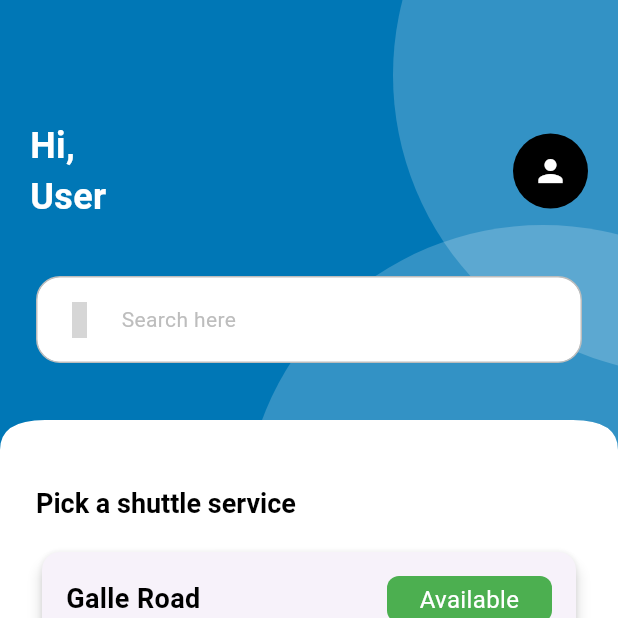
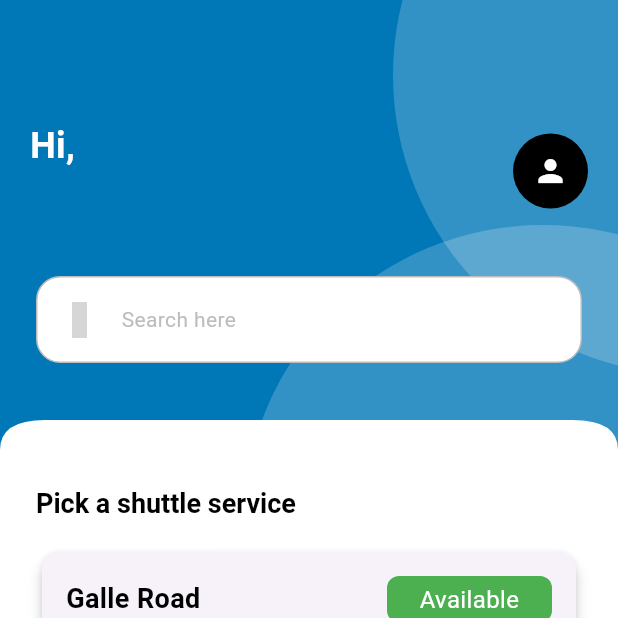
Before and after one commit to ChavinduRansara/Shuttle-app, a Flutter app: the HomeScreen screen opened directly, on a phone screen of 412 x 824 dp, the top half of it. Run offline on Flutter 3.47's test engine with Material 3 defaults, Android fonts, the phone set to English and light mode, and no system bars; our stand-ins replace cloud_firestore, connectivity_plus, firebase_auth, firebase_core, flutter_map, flutter_native_splash and 8 more; missing offline and left inert: dart:ffi; accounts and stored records are empty; Roboto replaces fonts that are missing (Poppins); grey boxes are pictures that could not be loaded.

Commit message:
implement edit user data features

```diff
--- a/lib/commons/widgets/header_discription.dart
+++ b/lib/commons/widgets/header_discription.dart
@@ -1,4 +1,8 @@
+
 import 'package:flutter/material.dart';
+import 'package:get/get.dart';
+import 'package:get/get_state_manager/get_state_manager.dart';
+import 'package:shuttle_app/features/personalization/controllers/user_controller.dart';
 
 class CustomHeaderDiscription extends StatelessWidget {
   const CustomHeaderDiscription({
@@ -7,15 +11,16 @@ class CustomHeaderDiscription extends StatelessWidget {
 
   @override
   Widget build(BuildContext context) {
-    return const Padding(
-      padding: EdgeInsets.only(top: 80,left: 20,right: 20,bottom: 20),
+    final controller = Get.put(UserController());
+    return  Padding(
+      padding: const EdgeInsets.only(top: 80,left: 20,right: 20,bottom: 20),
       child: Row(
         mainAxisAlignment: MainAxisAlignment.spaceBetween,
         children: [
           Column(
             crossAxisAlignment: CrossAxisAlignment.start,
             children: [
-              Text(
+              const Text(
                 'Hi,',
                 style: TextStyle(
                   color: Colors.white,
@@ -23,18 +28,19 @@ class CustomHeaderDiscription extends StatelessWidget {
                   fontWeight: FontWeight.bold,
                 ),
               ),
-              Text(
-                'User',
-                // controller.getLastName(),
-                style: TextStyle(
-                  color: Colors.white,
-                  fontSize: 24,
-                  fontWeight: FontWeight.bold,
+              Obx(
+                ()=> Text(
+                  controller.user.value.name.split(' ').last,
+                  style: const TextStyle(
+                    color: Colors.white,
+                    fontSize: 24,
+                    fontWeight: FontWeight.bold,
+                  ),
                 ),
               ),
             ],
           ),
-          CircleAvatar(
+          const CircleAvatar(
             radius: 25,
             backgroundColor: Colors.black,
             child: Icon(
--- a/lib/commons/widgets/loaders/loaders.dart
+++ b/lib/commons/widgets/loaders/loaders.dart
@@ -5,7 +5,7 @@ import 'package:iconsax/iconsax.dart';
 import 'package:shuttle_app/utils/constants/colors.dart';
 
 class AppLoader{
-  static successSnackBar({required title, message = '', duration = 5}){
+  static successSnackBar({required title, message = '', duration = 3}){
     Get.snackbar(
       title,
       message,
@@ -20,7 +20,7 @@ class AppLoader{
     );
   }
 
-  static warnningSnackBar({required title, message = '', duration = 5}){
+  static warnningSnackBar({required title, message = '', duration = 4}){
     Get.snackbar(
       title,
       message,
--- a/lib/data/repositories/authentication/authentication_repository.dart
+++ b/lib/data/repositories/authentication/authentication_repository.dart
@@ -26,7 +26,7 @@ class AuthenticationRepository extends GetxController{
     screenRedirect();
   }
 
-  get currentUser => _auth.currentUser;
+  User? get currentUser => _auth.currentUser;
 
   getLastName() {
     final name = _auth.currentUser?.displayName;
--- a/lib/features/authentication/controllers/sign_up/signup_controller.dart
+++ b/lib/features/authentication/controllers/sign_up/signup_controller.dart
@@ -43,6 +43,7 @@ class SignUpController extends GetxController {
         phoneNumber: phoneNumber.text.trim(),
         uid: user.user!.uid,
         profilePicture: user.user!.photoURL,
+        address: '',
       );
 
       final userRepo = Get.put(UserRepository());
--- a/lib/features/personalization/model/user_model.dart
+++ b/lib/features/personalization/model/user_model.dart
@@ -1,10 +1,13 @@
+
+import 'package:cloud_firestore/cloud_firestore.dart';
 
 class UserModel {
-  final String name;
-  final String email;
-  final String phoneNumber;
+  String name;
+  String email;
+  String phoneNumber;
   final String uid;
-  final String? profilePicture;
+  String? profilePicture;
+  String? address;
 
   UserModel({
     required this.name,
@@ -12,6 +15,7 @@ class UserModel {
     required this.phoneNumber,
     required this.uid,
     this.profilePicture,
+    this.address,
   });
 
   static List<String> nameParts(fullName) => fullName.split(' ');
@@ -22,16 +26,23 @@ class UserModel {
     phoneNumber: '',
     uid: '',
     profilePicture: '',
+    address: '',
   );
 
-  factory UserModel.fromJson(Map<String, dynamic> json) {
-    return UserModel(
-      name: json['name'],
-      email: json['email'],
-      phoneNumber: json['phoneNumber'],
-      uid: json['uid'],
-      profilePicture: json['profilePicture'],
-    );
+  factory UserModel.fromSnapshot(DocumentSnapshot<Map<String, dynamic>> document) {
+    if(document.data() != null) {
+      final data = document.data()!;
+      return UserModel(
+        name: data['name'] ?? '',
+        email: data['email'] ?? '',
+        phoneNumber: data['phoneNumber'] ?? '',
+        uid: data['uid'] ?? '',
+        profilePicture: data['profilePicture'] ?? '',
+        address: data['address'] ?? '',
+      );
+    }else{
+      return UserModel.empty();
+    }
   }
 
   Map<String, dynamic> toJson() {
@@ -41,6 +52,9 @@ class UserModel {
       'phoneNumber': phoneNumber,
       'uid': uid,
       'profilePicture': profilePicture,
+      'address': address,
     };
   }
+
+
 }
--- a/lib/features/personalization/screens/home/home.dart
+++ b/lib/features/personalization/screens/home/home.dart
@@ -6,6 +6,7 @@ import 'package:shuttle_app/commons/widgets/container/primary_header_container.d
 import 'package:shuttle_app/commons/widgets/container/section_headings.dart';
 import 'package:shuttle_app/commons/widgets/header_discription.dart';
 import 'package:shuttle_app/data/repositories/authentication/authentication_repository.dart';
+import 'package:shuttle_app/data/repositories/user/user_repository.dart';
 import 'package:shuttle_app/features/personalization/screens/home/book_service.dart';
 import 'package:shuttle_app/utils/constants/sizes.dart';
 import 'package:shuttle_app/utils/constants/text.dart';
@@ -16,7 +17,6 @@ class HomeScreen extends StatelessWidget {
 
   @override
   Widget build(BuildContext context) {
-    final controller = Get.put(AuthenticationRepository());
     return  Scaffold(
       body: SingleChildScrollView(
         child: Column(
--- a/lib/utils/constants/text.dart
+++ b/lib/utils/constants/text.dart
@@ -58,4 +58,13 @@ class AppText{
   static const String signUpSuccessMessage = "Your account has been created successfully. Verify your email to continue.";
   static const String dataNotSave = "Data not saved";
   static const String notSave = "Somthing went wrong while saving user data. Please try again later.";
+
+  static const String nameChangeDescription = "Use real name for easy verification. This name will be visible to other users.";
+  static const String numberChangeDescription = "Use real phone number. This number will be used for verification and communication.";
+  static const String emailChangeDescription = "Use real email address. This email will be used for verification and communication.";
+  static const String addressChangeDescription = "Use real address. ";
+  static const String nameChangeSuccess = "Name changed successfully";
+  static const String emailChangeSuccess = "Email changed successfully";
+  static const String numberChangeSuccess = "Phone number changed successfully";
+  static const String addressChangeSuccess = "Address changed successfully";
 }
```
Also changed, not shown: lib/commons/widgets/profile/update_fields.dart (added, +109 -0 lines), lib/data/repositories/user/user_repository.dart (+47 -2 lines), lib/features/personalization/controllers/update_address_controller.dart (added, +54 -0 lines), lib/features/personalization/controllers/update_name_controller.dart (added, +54 -0 lines), lib/features/personalization/controllers/update_phone_number_controller.dart (added, +54 -0 lines), lib/features/personalization/controllers/user_controller.dart (+17 -0 lines), lib/features/personalization/screens/profile/change_address.dart (added, +39 -0 lines), lib/features/personalization/screens/profile/change_name.dart (added, +39 -0 lines), lib/features/personalization/screens/profile/change_phone_number.dart (added, +39 -0 lines), lib/features/personalization/screens/profile/profile.dart (+16 -6 lines).
